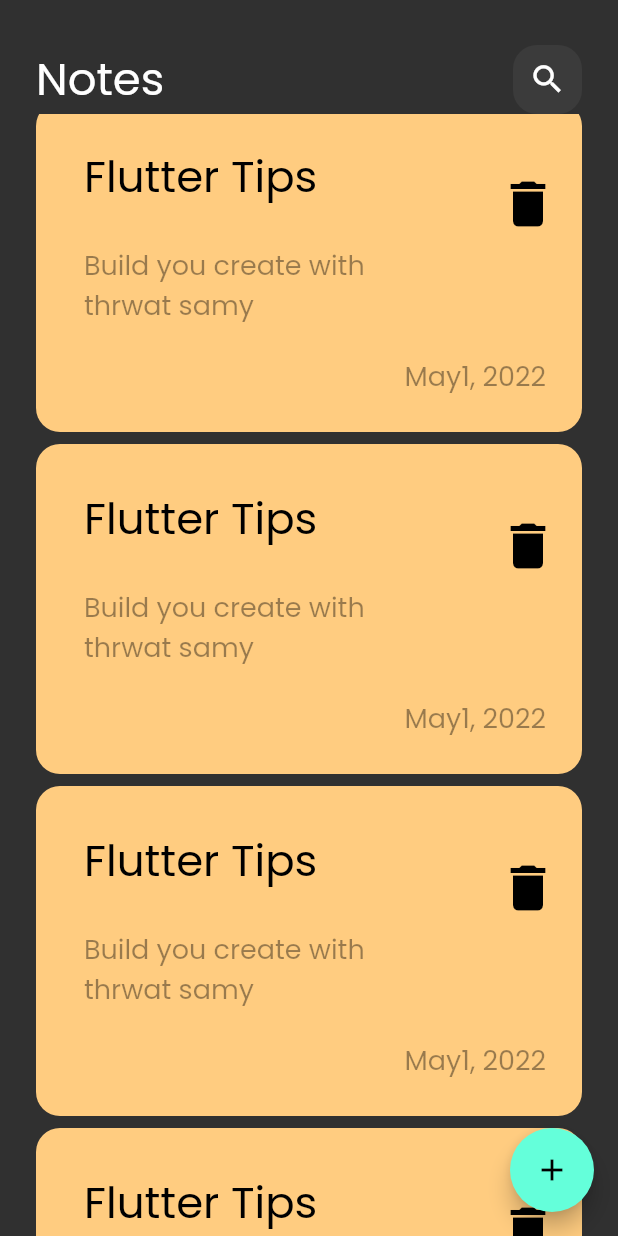
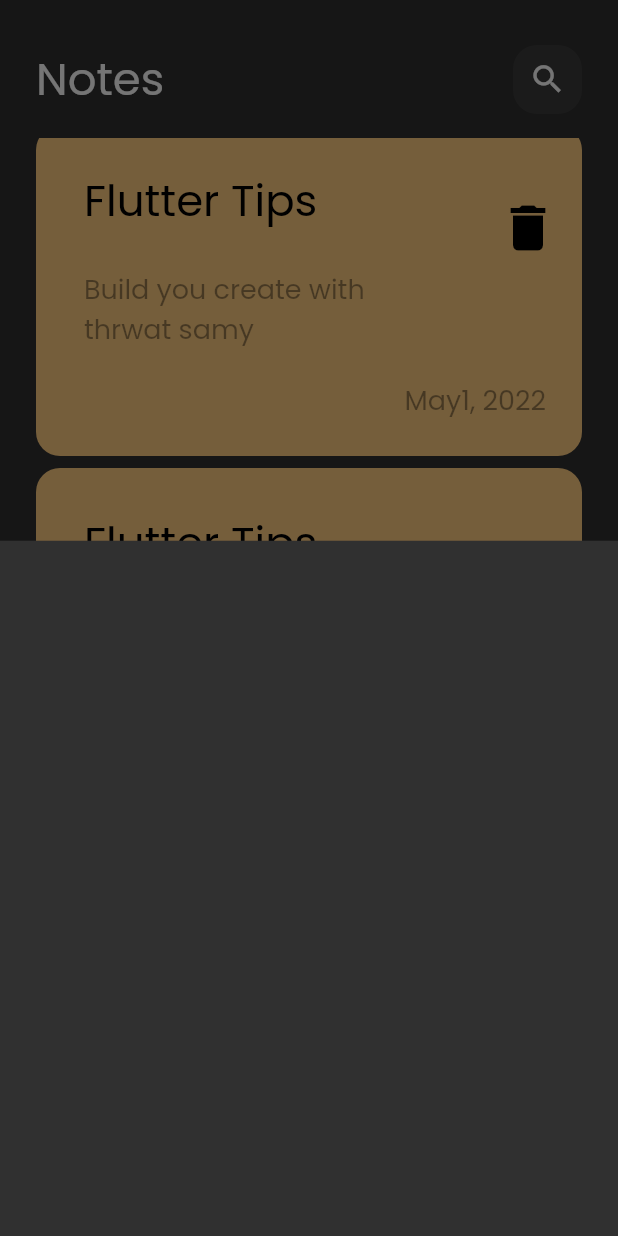
Before and after one commit to 3laaElmasry/Notes-App, a Flutter app: the screen it shows after launch, scrolled down 1152 dp, after a tap on the "add" icon, on a phone screen of 412 x 824 dp. Run offline on Flutter 3.47's test engine with Material 3 defaults, Android fonts, the phone set to English and light mode, and no system bars.

Commit message:
show mode botton sheet

```diff
--- a/lib/views/notes_view.dart
+++ b/lib/views/notes_view.dart
@@ -1,4 +1,5 @@
 import 'package:flutter/material.dart';
+import 'package:notes_app/widgets/add_note_botton_sheet.dart';
 import 'package:notes_app/widgets/notew_view_body.dart';
 
 class NotesView extends StatelessWidget {
@@ -8,7 +9,13 @@ class NotesView extends StatelessWidget {
   Widget build(BuildContext context) {
     return Scaffold(
       floatingActionButton: FloatingActionButton(
-        onPressed: () {},
+        onPressed: () {
+          showModalBottomSheet(
+              context: context,
+              builder: (context) {
+                return const AddNoteButtomSheet();
+              });
+        },
         child: const Icon(Icons.add),
       ),
       body: const NotesViewBody(),
--- /dev/null
+++ b/lib/widgets/add_note_botton_sheet.dart
@@ -0,0 +1,10 @@
+import 'package:flutter/material.dart';
+
+class AddNoteButtomSheet extends StatelessWidget {
+  const AddNoteButtomSheet({super.key});
+
+  @override
+  Widget build(BuildContext context) {
+    return Container();
+  }
+}
--- a/lib/widgets/notes_list_view.dart
+++ b/lib/widgets/notes_list_view.dart
@@ -7,10 +7,14 @@ class NotesListView extends StatelessWidget {
   @override
   Widget build(BuildContext context) {
     return Expanded(
-      child: ListView.builder(
-        itemBuilder: (context, i) {
-          return const NoteItem();
-        },
+      child: Padding(
+        padding: const EdgeInsets.symmetric(vertical: 16),
+        child: ListView.builder(
+          padding: EdgeInsets.zero,
+          itemBuilder: (context, i) {
+            return const NoteItem();
+          },
+        ),
       ),
     );
   }
```
